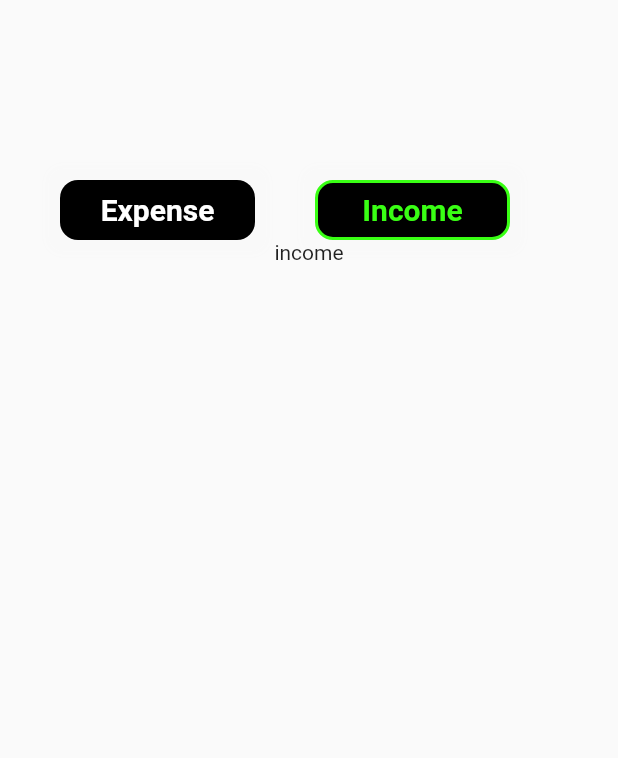
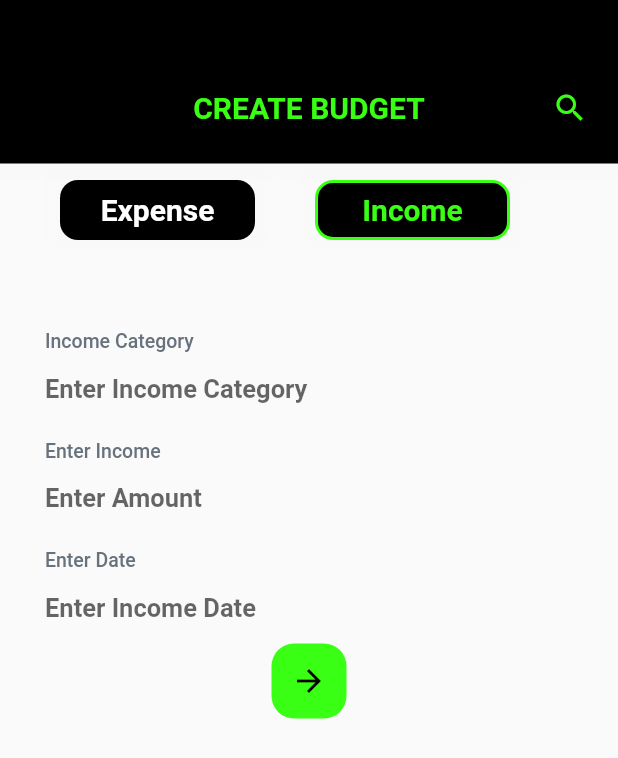
Before and after one commit to prithvisaran3/ExSpends, a Flutter app: the AddBudget screen opened directly, after a tap on the "arrow forward" icon, after a tap on "Income", on a phone screen of 412 x 824 dp. Shown: the top 758 px of the screen. Run offline on Flutter 3.47's test engine with Material 2 defaults, Android fonts, the phone set to English and light mode, and no system bars; our stand-ins replace animated_bottom_navigation_bar, date_picker_timeline, fluttertoast, get, percent_indicator, shared_preferences; accounts and stored records are empty; network calls fail.

Commit message:
add expense and income api completed

```diff
--- a/lib/app/controllers/budget.dart
+++ b/lib/app/controllers/budget.dart
@@ -8,11 +8,18 @@
 class BudgetController extends GetxController {
   static BudgetController get to => Get.put(BudgetController());
 
+  //expense textControllers
   final TextEditingController expenseDate = TextEditingController();
   final TextEditingController expenseName = TextEditingController();
   final TextEditingController expenseAmount = TextEditingController();
 
+  //income textControllers
+  final TextEditingController incomeCategory = TextEditingController();
+  final TextEditingController incomeDate = TextEditingController();
+  final TextEditingController incomeAmount = TextEditingController();
+
   final expenseKey = GlobalKey<FormState>();
+  final incomeKey = GlobalKey<FormState>();
 
   final repository = BudgetRepository();
 
@@ -72,12 +79,26 @@
     _addExpenseLoading.value = value;
   }
 
+  var _addIncomeLoading = false.obs;
+
+  get addIncomeLoading => _addIncomeLoading.value;
+
+  set addIncomeLoading(value) {
+    _addIncomeLoading.value = value;
+  }
+
   expenseFieldsEmpty() {
     expenseName.text = "";
     expenseDate.text = "";
     expenseAmount.text = "";
     selectedCategory = "";
     categoryIndex = 30;
+  }
+
+  incomeFieldsEmpty() {
+    incomeCategory.text = "";
+    incomeDate.text = "";
+    incomeAmount.text = "";
   }
 
   getCategories() async {
@@ -124,6 +145,7 @@
         commonPrint(status: res.status, msg: res.message);
         commonToast(msg: res.message);
       } else {
+        addExpenseLoading = false;
         commonPrint(
             status: res.status, msg: "Add expense failed, try again later");
         commonToast(msg: "Add expense failed, try again later");
@@ -133,4 +155,31 @@
       commonPrint(status: "500", msg: "Error from server on add expense $e");
     }
   }
+
+  addIncome() async {
+    addIncomeLoading = true;
+    var body = {
+      "income_name": incomeCategory.text,
+      "amount": incomeAmount.text,
+      "date": incomeDate.text,
+      "is_income": "true",
+    };
+    try {
+      var res = await repository.addIncome(body: body);
+      if (res.status == 200) {
+        addIncomeLoading = false;
+        incomeFieldsEmpty();
+        commonPrint(status: res.status, msg: res.message);
+        commonToast(msg: res.message);
+      } else {
+        addIncomeLoading = false;
+        commonPrint(
+            status: res.status, msg: "Add income failed, try again later");
+        commonToast(msg: "Add income failed, try again later");
+      }
+    } catch (e) {
+      addIncomeLoading = false;
+      commonPrint(status: "500", msg: "Error from server on add income $e");
+    }
+  }
 }
--- a/lib/app/services/api.dart
+++ b/lib/app/services/api.dart
@@ -1,6 +1,3 @@
-
-
-
 import '../config/app-config.dart';
 
 class ApiService {
@@ -24,4 +21,6 @@
   //expense
   static const addExpense = "${AppConfig.baseUrl}/api/expense/add";
 
+  //income
+  static const addIncome = "${AppConfig.baseUrl}/api/income/add";
 }
--- a/lib/app/ui/screens/budget.dart
+++ b/lib/app/ui/screens/budget.dart
@@ -1,24 +1,13 @@
-import 'package:expense/app/ui/widget/common_loading.dart';
 import 'package:flutter/material.dart';
 import 'package:get/get.dart';
 import '../../controllers/budget.dart';
 import '../theme/colors.dart';
 import '../widget/budget/expense_category.dart';
 import '../widget/budget/income_or_expense.dart';
+import '../widget/common_loading.dart';
 import '../widget/normal_textform_field.dart';
 
-class AddBudget extends StatefulWidget {
-  @override
-  _AddBudgetState createState() => _AddBudgetState();
-}
-
-class _AddBudgetState extends State<AddBudget> {
-  bool isExpense = true;
-  int activeCategory = 0;
-  int activeBar = 0;
-  int expenseIndex = 2;
-  int incomeIndex = 1;
-
+class AddBudget extends StatelessWidget {
   @override
   Widget build(BuildContext context) {
     var size = MediaQuery.of(context).size;
@@ -32,6 +21,7 @@
               backgroundColor: AppColors.grey.withOpacity(0.05),
               body: Stack(
                 children: [
+                  appBar(size),
                   Padding(
                     padding: EdgeInsets.only(top: 120),
                     child: SingleChildScrollView(
@@ -55,15 +45,13 @@
                               ),
                             ],
                           ),
-                          // isExpense == true ? ExpensePage(size) : IncomePage(size),
                           Obx(() => BudgetController.to.selectedIndex == 0
                               ? expensePage(size)
-                              : Text("income"))
+                              : incomePage(size))
                         ],
                       ),
                     ),
                   ),
-                  // Cbudgetbar(size),
                 ],
               ));
         });
@@ -223,184 +211,169 @@
     );
   }
 
-// Padding IncomePage(Size size) {
-//   return Padding(
-//     padding: const EdgeInsets.only(top: 50, left: 20, right: 20),
-//     child: Padding(
-//       padding: const EdgeInsets.all(10.0),
-//       child: Column(
-//         crossAxisAlignment: CrossAxisAlignment.start,
-//         children: [
-//           Text(
-//             "Income Category",
-//             style: TextStyle(
-//                 fontWeight: FontWeight.w500,
-//                 fontSize: 13,
-//                 color: Color(0xff67727d)),
-//           ),
-//           TextField(
-//             controller: incomeName,
-//             cursorColor: black,
-//             style: TextStyle(
-//                 fontSize: 17, fontWeight: FontWeight.bold, color: white),
-//             decoration: InputDecoration(
-//                 hintText: "Enter Budget Name", border: InputBorder.none),
-//           ),
-//           SizedBox(
-//             height: 10,
-//           ),
-//           Row(
-//             mainAxisAlignment: MainAxisAlignment.spaceBetween,
-//             children: [
-//               Container(
-//                 width: (size.width - 140),
-//                 child: Column(
-//                   crossAxisAlignment: CrossAxisAlignment.start,
-//                   children: [
-//                     Text(
-//                       "Enter Income",
-//                       style: TextStyle(
-//                           fontWeight: FontWeight.w500,
-//                           fontSize: 13,
-//                           color: Color(0xff67727d)),
-//                     ),
-//                     TextField(
-//                       keyboardType: TextInputType.number,
-//                       controller: incomeAmount,
-//                       cursorColor: black,
-//                       style: TextStyle(
-//                           fontSize: 17,
-//                           fontWeight: FontWeight.bold,
-//                           color: AppColors.primary),
-//                       decoration: InputDecoration(
-//                           hintText: "Enter Income", border: InputBorder.none),
-//                     ),
-//                     SizedBox(
-//                       height: 10,
-//                     ),
-//                     Text(
-//                       "Enter Date",
-//                       style: TextStyle(
-//                           fontWeight: FontWeight.w500,
-//                           fontSize: 13,
-//                           color: Color(0xff67727d)),
-//                     ),
-//                     TextField(
-//                       keyboardType: TextInputType.number,
-//                       controller: incomeDate,
-//                       cursorColor: black,
-//                       style: TextStyle(
-//                           fontSize: 17,
-//                           fontWeight: FontWeight.bold,
-//                           color: white),
-//                       decoration: InputDecoration(
-//                           hintText: "Enter Date", border: InputBorder.none),
-//                     ),
-//                   ],
-//                 ),
-//               ),
-//             ],
-//           ),
-//           Align(
-//             alignment: Alignment.bottomRight,
-//             child: GestureDetector(
-//               onTap: () {
-//                 // sendincome(
-//                 //     context: context,
-//                 //     iname: incomeName.text,
-//                 //     iamount: incomeAmount.text,
-//                 //     idate: incomeDate.text);
-//               },
-//               child: Container(
-//                 width: 50,
-//                 height: 50,
-//                 decoration: BoxDecoration(
-//                     color: AppColors.primary, borderRadius: BorderRadius.circular(15)),
-//                 child: Icon(
-//                   Icons.arrow_forward,
-//                   color: black,
-//                 ),
-//               ),
-//             ),
-//           ),
-//           // SizedBox(
-//           //   width: size.width / 1.2,
-//           //   child: SlideAction(
-//           //     borderRadius: 12,
-//           //     elevation: 0,
-//           //     innerColor: AppColors.primary,
-//           //     outerColor: AppColors.primary.withOpacity(0.7),
-//           //     sliderButtonIcon: Icon(
-//           //       Icons.lock_open,
-//           //       size: 19,
-//           //     ),
-//           //     text: 'Swipe to Add',
-//           //     textStyle: TextStyle(
-//           //       fontSize: 18,
-//           //       color: black,
-//           //     ),
-//           //     onSubmit: () {},
-//           //   ),
-//           // ),
-//           // SizedBox(height: 40),
-//         ],
-//       ),
-//     ),
-//   );
-// }
+  Padding incomePage(Size size) {
+    return Padding(
+      padding: const EdgeInsets.only(top: 50, left: 20, right: 20),
+      child: Padding(
+        padding: const EdgeInsets.all(10.0),
+        child: Form(
+          key: BudgetController.to.incomeKey,
+          child: Column(
+            crossAxisAlignment: CrossAxisAlignment.start,
+            children: [
+              Text(
+                "Income Category",
+                style: TextStyle(
+                    fontWeight: FontWeight.w500,
+                    fontSize: 13,
+                    color: Color(0xff67727d)),
+              ),
+              CommonNormalTextFormField(
+                hintText: "Enter Income Category",
+                controller: BudgetController.to.incomeCategory,
+                validator: (data) {
+                  if (data == null || data == "" || data.isEmpty) {
+                    return 'Please enter category';
+                  }
+                  return null;
+                },
+              ),
+              SizedBox(
+                height: 10,
+              ),
+              Row(
+                mainAxisAlignment: MainAxisAlignment.spaceBetween,
+                children: [
+                  Container(
+                    width: (size.width - 140),
+                    child: Column(
+                      crossAxisAlignment: CrossAxisAlignment.start,
+                      children: [
+                        Text(
+                          "Enter Income",
+                          style: TextStyle(
+                              fontWeight: FontWeight.w500,
+                              fontSize: 13,
+                              color: Color(0xff67727d)),
+                        ),
+                        CommonNormalTextFormField(
+                          hintText: "Enter Amount",
+                          controller: BudgetController.to.incomeAmount,
+                          keyboardType: TextInputType.number,
+                          validator: (data) {
+                            if (data == null || data == "" || data.isEmpty) {
+                              return 'Please enter amount';
+                            }
+                            return null;
+                          },
+                        ),
+                        SizedBox(
+                          height: 10,
+                        ),
+                        Text(
+                          "Enter Date",
+                          style: TextStyle(
+                              fontWeight: FontWeight.w500,
+                              fontSize: 13,
+                              color: Color(0xff67727d)),
+                        ),
+                        CommonNormalTextFormField(
+                          hintText: "Enter Income Date",
+                          controller: BudgetController.to.incomeDate,
+                          validator: (data) {
+                            if (data == null || data == "" || data.isEmpty) {
+                              return 'Please enter date';
+                            }
+                            return null;
+                          },
+                        ),
+                      ],
+                    ),
+                  ),
+                ],
+              ),
+              Obx(() => BudgetController.to.addIncomeLoading == true
+                  ? CommonNormalLoading()
+                  : Center(
+                      child: GestureDetector(
+                        onTap: () {
+                          if (BudgetController.to.incomeKey.currentState!
+                              .validate()) {
+                            BudgetController.to.addIncome();
+                          }
+                        },
+                        child: Container(
+                          width: 50,
+                          height: 50,
+                          decoration: BoxDecoration(
+                              color: AppColors.primary,
+                              borderRadius: BorderRadius.circular(15)),
+                          child: Icon(
+                            Icons.arrow_forward,
+                            color: AppColors.black,
+                          ),
+                        ),
+                      ),
+                    ))
+            ],
+          ),
+        ),
+      ),
+    );
+  }
 
-// Column Cbudgetbar(Size size) {
-//   return Column(
-//     crossAxisAlignment: CrossAxisAlignment.start,
-//     children: [
-//       Container(
-//         width: size.width,
-//         decoration: BoxDecoration(
-//           color: black,
-//           boxShadow: [
-//             BoxShadow(
-//               color: grey.withOpacity(0.01),
-//               spreadRadius: 10,
-//               blurRadius: 3,
-//               // changes position of shadow
-//             ),
-//           ],
-//         ),
-//         child: Padding(
-//           padding:
-//           const EdgeInsets.only(top: 60, right: 20, left: 20, bottom: 25),
-//           child: Column(
-//             children: [
-//               Stack(
-//                 children: [
-//                   Row(
-//                     mainAxisAlignment: MainAxisAlignment.center,
-//                     children: [
-//                       Text(
-//                         "CREATE BUDGET",
-//                         style: TextStyle(
-//                             fontSize: 20,
-//                             fontWeight: FontWeight.bold,
-//                             color: AppColors.primary),
-//                       ),
-//                     ],
-//                   ),
-//                   Row(
-//                     mainAxisAlignment: MainAxisAlignment.end,
-//                     children: [
-//                       Icon(
-//                         Icons.search,
-//                         color: AppColors.primary,
-//                       ),
-//                     ],
-//                   ),
-//                 ],
-//               ),
-//             ],
-//           ),
-//         ),
-//       ),
-//     ],
-//   );
-// }
+  Column appBar(Size size) {
+    return Column(
+      crossAxisAlignment: CrossAxisAlignment.start,
+      children: [
+        Container(
+          width: size.width,
+          decoration: BoxDecoration(
+            color: AppColors.black,
+            boxShadow: [
+              BoxShadow(
+                color: AppColors.grey.withOpacity(0.01),
+                spreadRadius: 10,
+                blurRadius: 3,
+                // changes position of shadow
+              ),
+            ],
+          ),
+          child: Padding(
+            padding:
+                const EdgeInsets.only(top: 60, right: 20, left: 20, bottom: 25),
+            child: Column(
+              children: [
+                Stack(
+                  children: [
+                    Row(
+                      mainAxisAlignment: MainAxisAlignment.center,
+                      children: [
+                        Text(
+                          "CREATE BUDGET",
+                          style: TextStyle(
+                              fontSize: 20,
+                              fontWeight: FontWeight.bold,
+                              color: AppColors.primary),
+                        ),
+                      ],
+                    ),
+                    Row(
+                      mainAxisAlignment: MainAxisAlignment.end,
+                      children: [
+                        Icon(
+                          Icons.search,
+                          color: AppColors.primary,
+                        ),
+                      ],
+                    ),
+                  ],
+                ),
+              ],
+            ),
+          ),
+        ),
+      ],
+    );
+  }
 }
```
Also changed, not shown: lib/app/data/models/income/add_income.dart (added, +76 -0 lines), lib/app/data/repository/budget.dart (+8 -0 lines).
